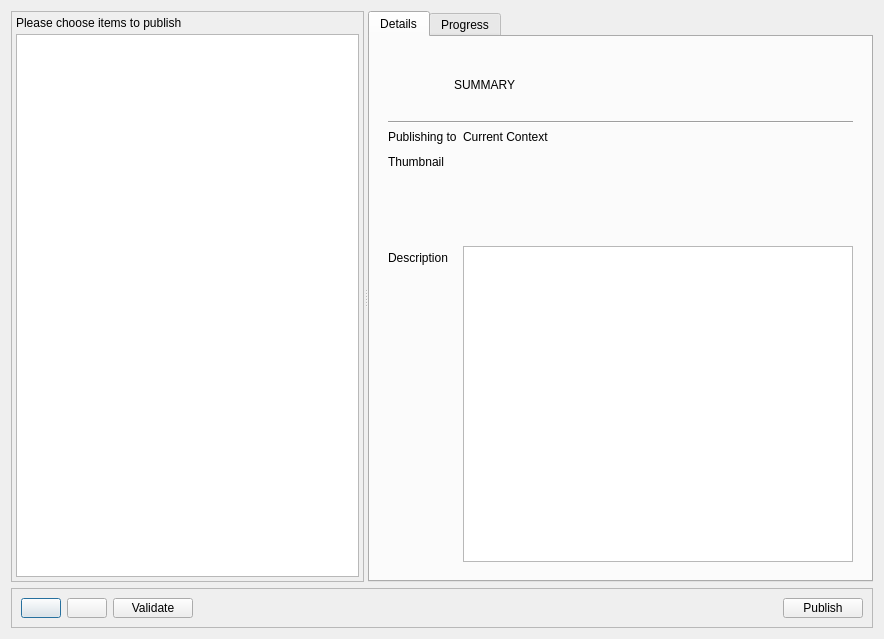
The window that resources/dialog.ui (shotgunsoftware/tk-multi-publish2) describes before a commit, drawn with Qt 5.
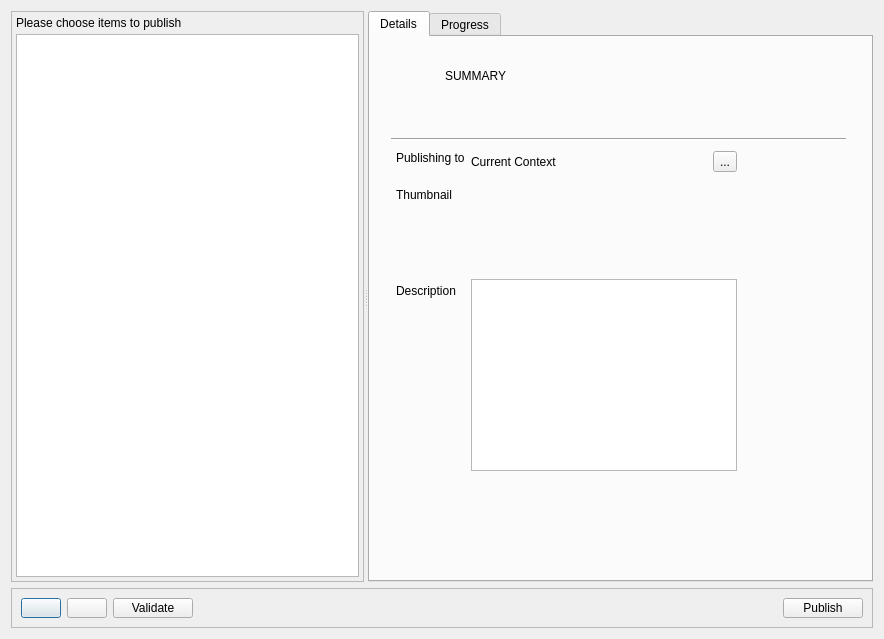
The same window after the commit. Icons and pictures are not drawn. Custom widgets are drawn as their Qt base class.

Commit message: context support

Diff of the .ui file:
```diff
--- a/resources/dialog.ui
+++ b/resources/dialog.ui
@@ -121,8 +121,20 @@
            <number>0</number>
           </property>
           <widget class="QWidget" name="details_summary">
-           <layout class="QVBoxLayout" name="verticalLayout_8">
-            <item>
+           <widget class="Line" name="summary_divider">
+            <property name="geometry">
+             <rect>
+              <x>12</x>
+              <y>85</y>
+              <width>455</width>
+              <height>16</height>
+             </rect>
+            </property>
+            <property name="orientation">
+             <enum>Qt::Horizontal</enum>
+            </property>
+           </widget>
+           <widget class="QWidget" name="">
              <layout class="QHBoxLayout" name="horizontalLayout_2">
               <item>
                <widget class="QLabel" name="summary_icon">
@@ -157,15 +169,16 @@
                </widget>
               </item>
              </layout>
-            </item>
-            <item>
-             <widget class="Line" name="summary_divider">
-              <property name="orientation">
-               <enum>Qt::Horizontal</enum>
-              </property>
-             </widget>
-            </item>
-            <item>
+           </widget>
+           <widget class="QWidget" name="">
+            <property name="geometry">
+             <rect>
+              <x>17</x>
+              <y>100</y>
+              <width>341</width>
+              <height>325</height>
+             </rect>
+            </property>
              <layout class="QFormLayout" name="formLayout">
               <item row="0" column="0">
                <widget class="QLabel" name="label_4">
@@ -175,12 +188,56 @@
                </widget>
               </item>
               <item row="0" column="1">
+              <widget class="QStackedWidget" name="context_stack">
+               <property name="currentIndex">
+                <number>0</number>
+               </property>
+               <widget class="QWidget" name="context_display">
+                <layout class="QHBoxLayout" name="horizontalLayout_9">
+                 <property name="spacing">
+                  <number>0</number>
+                 </property>
+                 <property name="margin">
+                  <number>0</number>
+                 </property>
+                 <item>
+                  <layout class="QHBoxLayout" name="horizontalLayout_3">
+                   <property name="spacing">
+                    <number>0</number>
+                   </property>
+                   <item>
                <widget class="QLabel" name="summary_context">
                 <property name="text">
                  <string>Current Context</string>
                 </property>
                </widget>
               </item>
+                   <item>
+                    <widget class="QToolButton" name="summary_context_edit">
+                     <property name="text">
+                      <string>...</string>
+                     </property>
+                    </widget>
+                   </item>
+                  </layout>
+                 </item>
+                </layout>
+               </widget>
+               <widget class="QWidget" name="context_input">
+                <layout class="QHBoxLayout" name="horizontalLayout_8">
+                 <property name="spacing">
+                  <number>0</number>
+                 </property>
+                 <property name="margin">
+                  <number>0</number>
+                 </property>
+                 <item>
+                  <widget class="GlobalSearchWidget" name="summary_context_select"/>
+                 </item>
+                </layout>
+               </widget>
+              </widget>
+             </item>
               <item row="1" column="0">
                <widget class="QLabel" name="label_2">
                 <property name="text">
@@ -221,8 +278,7 @@
                <widget class="QPlainTextEdit" name="summary_comments"/>
               </item>
              </layout>
-            </item>
-           </layout>
+           </widget>
           </widget>
           <widget class="QWidget" name="details_task">
            <layout class="QVBoxLayout" name="verticalLayout_11">
@@ -601,6 +657,11 @@
    <header>..settings_widget</header>
    <container>1</container>
   </customwidget>
+  <customwidget>
+   <class>GlobalSearchWidget</class>
+   <extends>QLineEdit</extends>
+   <header>..qtwidgets</header>
+  </customwidget>
  </customwidgets>
  <resources>
   <include location="resources.qrc"/>
```
Lines whose indentation alone changed are shown as unchanged. The commit also changes 5 other files.
